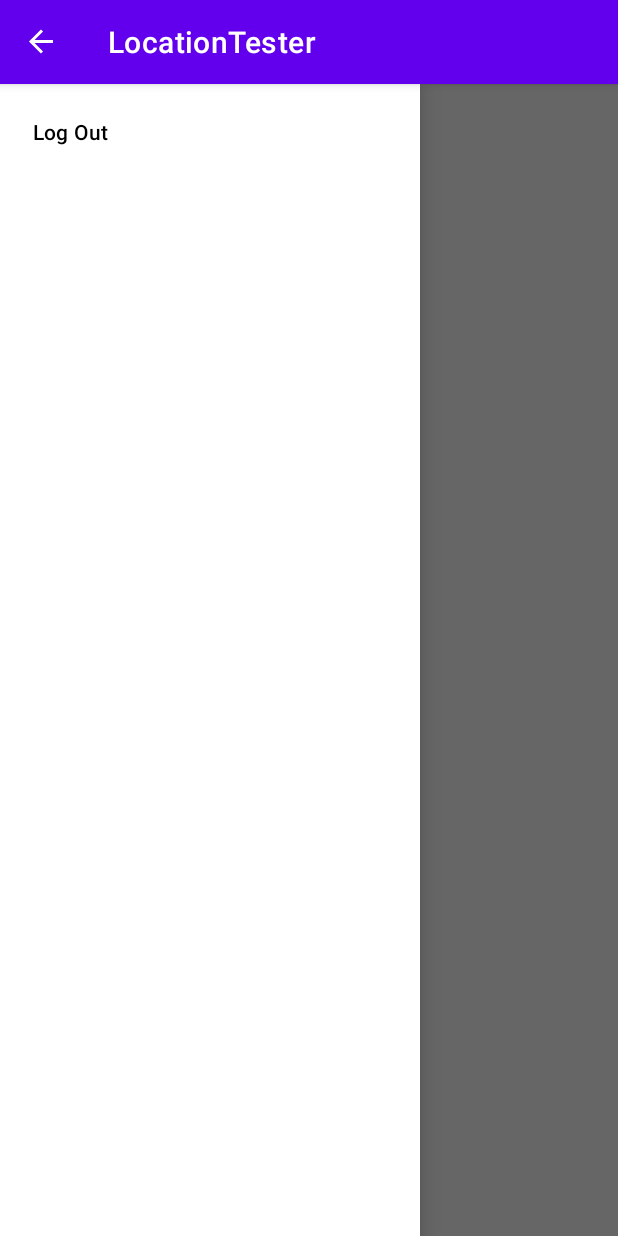
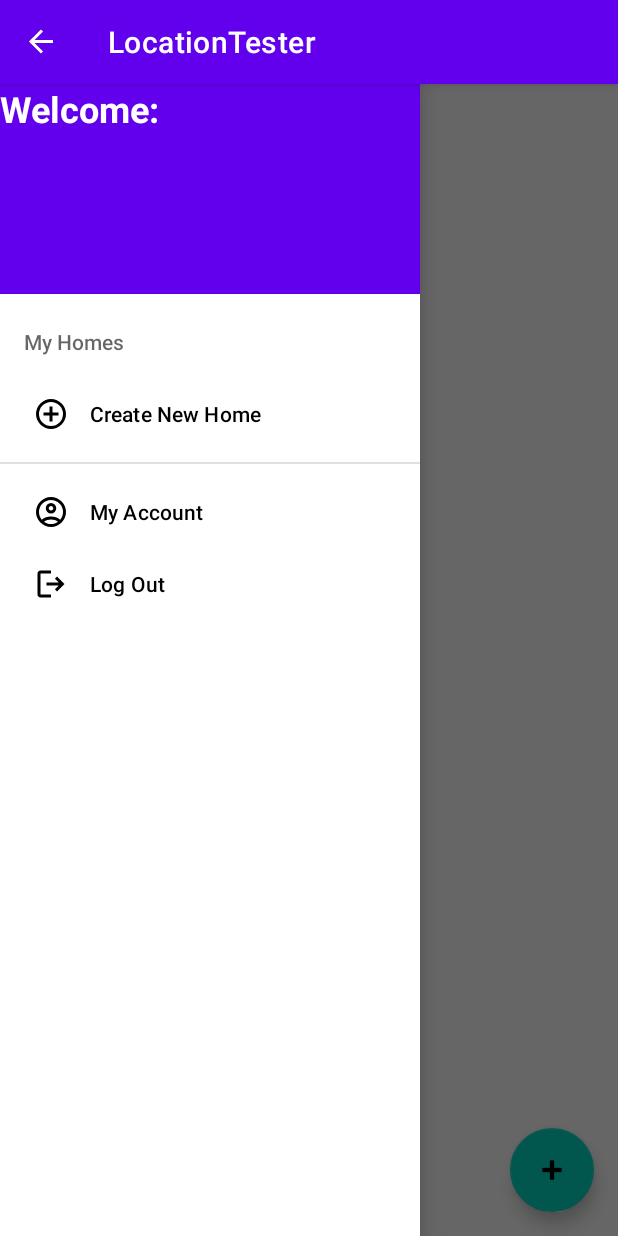
Before and after one commit to AmitGames/Home_App, an Android app: the screen it shows after launch once a user with an empty profile is signed in (MainActivity), with the side drawer open, on a phone screen of 412 x 824 dp. Run offline under Robolectric (Android 15) with nearby library versions, the phone set to English and light mode, and no system bars; our stand-ins replace Firebase (no records; nobody signed in at launch, a user with empty details on screens opened directly).

Commit message:
Adding more Visual features

```diff
--- a/app/src/main/java/com/example/locationtester/MainActivity.kt
+++ b/app/src/main/java/com/example/locationtester/MainActivity.kt
@@ -1,6 +1,7 @@
 package com.example.locationtester
 
 import android.annotation.SuppressLint
+import android.content.ClipData
 import android.content.Intent
 import android.content.pm.PackageManager
 import android.os.Bundle
@@ -17,41 +18,42 @@ import androidx.appcompat.widget.Toolbar
 import androidx.drawerlayout.widget.DrawerLayout
 import com.google.android.gms.location.FusedLocationProviderClient
 import com.google.android.gms.location.LocationServices
+import com.google.android.material.navigation.NavigationView
 import com.google.firebase.auth.FirebaseAuth
 import com.google.firebase.auth.ktx.auth
 import com.google.firebase.database.FirebaseDatabase
 import com.google.firebase.ktx.Firebase
 
 
-class MainActivity : AppCompatActivity() {
-
+class MainActivity : AppCompatActivity(), NavigationView.OnNavigationItemSelectedListener {
 
     private lateinit var drawerLayout: DrawerLayout
     private lateinit var actionBarDrawerToggle: ActionBarDrawerToggle
     lateinit var fusedLocationProviderClient: FusedLocationProviderClient
     private lateinit var auth: FirebaseAuth
+    @SuppressLint("SetTextI18n")
     override fun onCreate(savedInstanceState: Bundle?) {
         super.onCreate(savedInstanceState)
         setContentView(R.layout.activity_main)
         auth = Firebase.auth
-
+        val navigationView = findViewById<NavigationView>(R.id.menuBar)
         drawerLayout = findViewById(R.id.drawer_layout)
-        actionBarDrawerToggle = ActionBarDrawerToggle(this, drawerLayout, R.string.open,R.string.close)
+        actionBarDrawerToggle =
+            ActionBarDrawerToggle(this, drawerLayout, R.string.open, R.string.close)
         drawerLayout.addDrawerListener(actionBarDrawerToggle)
         actionBarDrawerToggle.syncState()
+        navigationView.setNavigationItemSelectedListener(this)
 
         supportActionBar?.setDisplayHomeAsUpEnabled(true)
 
-
+        val headerView = navigationView.getHeaderView(0)
+        val name = headerView.findViewById<TextView>(R.id.display_name_text)
+        name.text = "Welcome: ${auth.currentUser?.displayName.toString()}"
         fusedLocationProviderClient = LocationServices.getFusedLocationProviderClient(this)
         findViewById<com.google.android.material.floatingactionbutton.FloatingActionButton>(R.id.AddHouseBtn).setOnClickListener {
             val intent = Intent(this@MainActivity, NewHouseActivity::class.java)
             startActivity(intent)
         }
-
-
-
-
     }
 
 
@@ -65,6 +67,7 @@ class MainActivity : AppCompatActivity() {
         if(actionBarDrawerToggle.onOptionsItemSelected(item)){
             return true
         }
+
 
         return super.onOptionsItemSelected(item)
     }
@@ -87,6 +90,7 @@ class MainActivity : AppCompatActivity() {
             user?.let{
                 for(profile in it.providerData){
                     name = profile.displayName.toString()
+
                 }
             }
 
@@ -121,4 +125,11 @@ class MainActivity : AppCompatActivity() {
 
 
     }
+
+    override fun onNavigationItemSelected(item: MenuItem): Boolean {
+        when(item.itemId){
+            R.id.log_out->logout()
+        }
+        return true
+    }
 }
--- /dev/null
+++ b/app/src/main/res/drawable/ic_account_circle_fill0_wght400_grad0_opsz24.xml
@@ -0,0 +1,9 @@
+<vector xmlns:android="http://schemas.android.com/apk/res/android"
+    android:width="24dp"
+    android:height="24dp"
+    android:viewportWidth="24"
+    android:viewportHeight="24">
+  <path
+      android:fillColor="#FF000000"
+      android:pathData="M5.85,17.1Q7.125,16.125 8.7,15.562Q10.275,15 12,15Q13.725,15 15.3,15.562Q16.875,16.125 18.15,17.1Q19.025,16.075 19.513,14.775Q20,13.475 20,12Q20,8.675 17.663,6.337Q15.325,4 12,4Q8.675,4 6.338,6.337Q4,8.675 4,12Q4,13.475 4.488,14.775Q4.975,16.075 5.85,17.1ZM12,13Q10.525,13 9.512,11.988Q8.5,10.975 8.5,9.5Q8.5,8.025 9.512,7.012Q10.525,6 12,6Q13.475,6 14.488,7.012Q15.5,8.025 15.5,9.5Q15.5,10.975 14.488,11.988Q13.475,13 12,13ZM12,22Q9.925,22 8.1,21.212Q6.275,20.425 4.925,19.075Q3.575,17.725 2.788,15.9Q2,14.075 2,12Q2,9.925 2.788,8.1Q3.575,6.275 4.925,4.925Q6.275,3.575 8.1,2.787Q9.925,2 12,2Q14.075,2 15.9,2.787Q17.725,3.575 19.075,4.925Q20.425,6.275 21.212,8.1Q22,9.925 22,12Q22,14.075 21.212,15.9Q20.425,17.725 19.075,19.075Q17.725,20.425 15.9,21.212Q14.075,22 12,22ZM12,20Q13.325,20 14.5,19.613Q15.675,19.225 16.65,18.5Q15.675,17.775 14.5,17.387Q13.325,17 12,17Q10.675,17 9.5,17.387Q8.325,17.775 7.35,18.5Q8.325,19.225 9.5,19.613Q10.675,20 12,20ZM12,11Q12.65,11 13.075,10.575Q13.5,10.15 13.5,9.5Q13.5,8.85 13.075,8.425Q12.65,8 12,8Q11.35,8 10.925,8.425Q10.5,8.85 10.5,9.5Q10.5,10.15 10.925,10.575Q11.35,11 12,11ZM12,9.5Q12,9.5 12,9.5Q12,9.5 12,9.5Q12,9.5 12,9.5Q12,9.5 12,9.5Q12,9.5 12,9.5Q12,9.5 12,9.5Q12,9.5 12,9.5Q12,9.5 12,9.5ZM12,18.5Q12,18.5 12,18.5Q12,18.5 12,18.5Q12,18.5 12,18.5Q12,18.5 12,18.5Q12,18.5 12,18.5Q12,18.5 12,18.5Q12,18.5 12,18.5Q12,18.5 12,18.5Z"/>
+</vector>
--- /dev/null
+++ b/app/src/main/res/drawable/ic_add_circle_fill0_wght400_grad0_opsz24.xml
@@ -0,0 +1,9 @@
+<vector xmlns:android="http://schemas.android.com/apk/res/android"
+    android:width="24dp"
+    android:height="24dp"
+    android:viewportWidth="24"
+    android:viewportHeight="24">
+  <path
+      android:fillColor="#FF000000"
+      android:pathData="M11,17H13V13H17V11H13V7H11V11H7V13H11ZM12,22Q9.925,22 8.1,21.212Q6.275,20.425 4.925,19.075Q3.575,17.725 2.788,15.9Q2,14.075 2,12Q2,9.925 2.788,8.1Q3.575,6.275 4.925,4.925Q6.275,3.575 8.1,2.787Q9.925,2 12,2Q14.075,2 15.9,2.787Q17.725,3.575 19.075,4.925Q20.425,6.275 21.212,8.1Q22,9.925 22,12Q22,14.075 21.212,15.9Q20.425,17.725 19.075,19.075Q17.725,20.425 15.9,21.212Q14.075,22 12,22ZM12,12Q12,12 12,12Q12,12 12,12Q12,12 12,12Q12,12 12,12Q12,12 12,12Q12,12 12,12Q12,12 12,12Q12,12 12,12ZM12,20Q15.325,20 17.663,17.663Q20,15.325 20,12Q20,8.675 17.663,6.337Q15.325,4 12,4Q8.675,4 6.338,6.337Q4,8.675 4,12Q4,15.325 6.338,17.663Q8.675,20 12,20Z"/>
+</vector>
--- /dev/null
+++ b/app/src/main/res/drawable/ic_house_fill0_wght400_grad0_opsz24.xml
@@ -0,0 +1,9 @@
+<vector xmlns:android="http://schemas.android.com/apk/res/android"
+    android:width="24dp"
+    android:height="24dp"
+    android:viewportWidth="24"
+    android:viewportHeight="24">
+  <path
+      android:fillColor="#FF000000"
+      android:pathData="M5,20V12H2L12,3L16,6.6V4H19V9.3L22,12H19V20H13V14H11V20ZM7,18H9V12H15V18H17V10.2L12,5.7L7,10.2ZM9,12H12H15H9ZM10,10.025H14Q14,9.225 13.4,8.712Q12.8,8.2 12,8.2Q11.2,8.2 10.6,8.712Q10,9.225 10,10.025Z"/>
+</vector>
--- /dev/null
+++ b/app/src/main/res/drawable/ic_logout_fill0_wght400_grad0_opsz24.xml
@@ -0,0 +1,9 @@
+<vector xmlns:android="http://schemas.android.com/apk/res/android"
+    android:width="24dp"
+    android:height="24dp"
+    android:viewportWidth="24"
+    android:viewportHeight="24">
+  <path
+      android:fillColor="#FF000000"
+      android:pathData="M9,11H17.175L14.625,8.45L16,7L21,12L16,17L14.625,15.55L17.175,13H9ZM12,3V5H5Q5,5 5,5Q5,5 5,5V19Q5,19 5,19Q5,19 5,19H12V21H5Q4.175,21 3.587,20.413Q3,19.825 3,19V5Q3,4.175 3.587,3.587Q4.175,3 5,3Z"/>
+</vector>
--- a/app/src/main/res/layout/activity_main.xml
+++ b/app/src/main/res/layout/activity_main.xml
@@ -9,7 +9,7 @@
     tools:context=".MainActivity"
     >
 
-    <LinearLayout
+    <RelativeLayout
         android:layout_width="match_parent"
         android:layout_height="match_parent"
         android:orientation="vertical">
@@ -18,16 +18,16 @@
             android:id="@+id/AddHouseBtn"
             android:layout_width="wrap_content"
             android:layout_height="wrap_content"
-
-
-            android:layout_marginEnd="10dp"
+            android:layout_margin="16dp"
             android:clickable="true"
+            android:layout_alignParentBottom="true"
+            android:layout_alignParentEnd="true"
             android:contentDescription="Adds A new House"
             android:fitsSystemWindows="false"
             android:focusable="true"
             app:srcCompat="@android:drawable/ic_input_add"
             tools:ignore="HardcodedText" />
-    </LinearLayout>
+    </RelativeLayout>
 
 
     <com.google.android.material.navigation.NavigationView
@@ -35,6 +35,8 @@
         android:layout_height="match_parent"
         app:menu="@menu/mainactivitymenu"
         android:layout_gravity="start"
+        app:headerLayout="@layout/navigation_header"
+        android:id="@+id/menuBar"
         >
 
     </com.google.android.material.navigation.NavigationView>
--- /dev/null
+++ b/app/src/main/res/layout/navigation_header.xml
@@ -0,0 +1,16 @@
+<?xml version="1.0" encoding="utf-8"?>
+<RelativeLayout xmlns:android="http://schemas.android.com/apk/res/android"
+    android:layout_width="match_parent"
+    android:layout_height="140dp"
+    android:background="@color/design_default_color_primary">
+
+    <TextView
+        android:id="@+id/display_name_text"
+        android:layout_width="wrap_content"
+        android:layout_height="wrap_content"
+        android:text="@string/welcome"
+        android:textAlignment="textStart"
+        android:textColor="@color/white"
+        android:textSize="24sp"
+        android:textStyle="bold" />
+</RelativeLayout>
--- a/app/src/main/res/menu/mainactivitymenu.xml
+++ b/app/src/main/res/menu/mainactivitymenu.xml
@@ -1,7 +1,28 @@
 <?xml version="1.0" encoding="utf-8"?>
-<menu xmlns:android="http://schemas.android.com/apk/res/android"
-    xmlns:app="http://schemas.android.com/apk/res-auto">
+<menu xmlns:tools="http://schemas.android.com/tools"
+    xmlns:android="http://schemas.android.com/apk/res/android"
+    xmlns:app="http://schemas.android.com/apk/res-auto"
+    tools:ignore="HardcodedText" >
+    <item
+        android:id="@+id/homes_main_btn"
+        android:icon="@drawable/ic_house_fill0_wght400_grad0_opsz24"
+        android:title="My Homes">
+        <menu>
+            <item android:id="@+id/create_new_btn"
+                android:icon="@drawable/ic_add_circle_fill0_wght400_grad0_opsz24"
+                android:title="Create New Home"/>
+        </menu>
+    </item>
+
+    <item
+        android:id="@+id/account_btn"
+        android:icon="@drawable/ic_account_circle_fill0_wght400_grad0_opsz24"
+        android:title="My Account"
+        />
     <item
         android:id="@+id/log_out"
-        android:title="Log Out"/>
+        android:icon="@drawable/ic_logout_fill0_wght400_grad0_opsz24"
+        android:title="Log Out"
+        />
+
 </menu>
--- a/app/src/main/res/values/strings.xml
+++ b/app/src/main/res/values/strings.xml
@@ -10,4 +10,5 @@
     <string name="login">login</string>
     <string name="open">Open</string>
     <string name="close">Close</string>
+    <string name="welcome">Welcome:</string>
 </resources>
```
